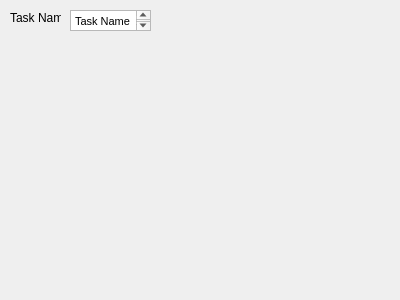
MendozaProject/monkey-manager, file MonkeyManager/task.ui: the form before one commit.
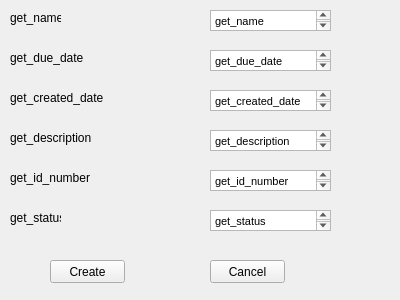
The form after the commit.

The edit to the form file:
```diff
--- a/MonkeyManager/task.ui
+++ b/MonkeyManager/task.ui
@@ -16,9 +16,9 @@
   <widget class="QTextEdit" name="textEdit">
    <property name="geometry">
     <rect>
-     <x>70</x>
+     <x>210</x>
      <y>10</y>
-     <width>81</width>
+     <width>121</width>
      <height>21</height>
     </rect>
    </property>
@@ -27,7 +27,7 @@
 &lt;html&gt;&lt;head&gt;&lt;meta name=&quot;qrichtext&quot; content=&quot;1&quot; /&gt;&lt;style type=&quot;text/css&quot;&gt;
 p, li { white-space: pre-wrap; }
 &lt;/style&gt;&lt;/head&gt;&lt;body style=&quot; font-family:'MS Shell Dlg 2'; font-size:8.25pt; font-weight:400; font-style:normal;&quot;&gt;
-&lt;p style=&quot; margin-top:0px; margin-bottom:0px; margin-left:0px; margin-right:0px; -qt-block-indent:0; text-indent:0px;&quot;&gt;Task Name&lt;/p&gt;&lt;/body&gt;&lt;/html&gt;</string>
+&lt;p style=&quot; margin-top:0px; margin-bottom:0px; margin-left:0px; margin-right:0px; -qt-block-indent:0; text-indent:0px;&quot;&gt;get_name&lt;/p&gt;&lt;/body&gt;&lt;/html&gt;</string>
    </property>
   </widget>
   <widget class="QLabel" name="label">
@@ -40,7 +40,183 @@
     </rect>
    </property>
    <property name="text">
-    <string>Task Name</string>
+    <string>get_name</string>
+   </property>
+  </widget>
+  <widget class="QTextEdit" name="textEdit_2">
+   <property name="geometry">
+    <rect>
+     <x>210</x>
+     <y>50</y>
+     <width>121</width>
+     <height>21</height>
+    </rect>
+   </property>
+   <property name="html">
+    <string>&lt;!DOCTYPE HTML PUBLIC &quot;-//W3C//DTD HTML 4.0//EN&quot; &quot;http://www.w3.org/TR/REC-html40/strict.dtd&quot;&gt;
+&lt;html&gt;&lt;head&gt;&lt;meta name=&quot;qrichtext&quot; content=&quot;1&quot; /&gt;&lt;style type=&quot;text/css&quot;&gt;
+p, li { white-space: pre-wrap; }
+&lt;/style&gt;&lt;/head&gt;&lt;body style=&quot; font-family:'MS Shell Dlg 2'; font-size:8.25pt; font-weight:400; font-style:normal;&quot;&gt;
+&lt;p style=&quot; margin-top:0px; margin-bottom:0px; margin-left:0px; margin-right:0px; -qt-block-indent:0; text-indent:0px;&quot;&gt;get_due_date&lt;/p&gt;&lt;/body&gt;&lt;/html&gt;</string>
+   </property>
+  </widget>
+  <widget class="QTextEdit" name="textEdit_3">
+   <property name="geometry">
+    <rect>
+     <x>210</x>
+     <y>90</y>
+     <width>121</width>
+     <height>21</height>
+    </rect>
+   </property>
+   <property name="html">
+    <string>&lt;!DOCTYPE HTML PUBLIC &quot;-//W3C//DTD HTML 4.0//EN&quot; &quot;http://www.w3.org/TR/REC-html40/strict.dtd&quot;&gt;
+&lt;html&gt;&lt;head&gt;&lt;meta name=&quot;qrichtext&quot; content=&quot;1&quot; /&gt;&lt;style type=&quot;text/css&quot;&gt;
+p, li { white-space: pre-wrap; }
+&lt;/style&gt;&lt;/head&gt;&lt;body style=&quot; font-family:'MS Shell Dlg 2'; font-size:8.25pt; font-weight:400; font-style:normal;&quot;&gt;
+&lt;p style=&quot; margin-top:0px; margin-bottom:0px; margin-left:0px; margin-right:0px; -qt-block-indent:0; text-indent:0px;&quot;&gt;get_created_date&lt;/p&gt;&lt;/body&gt;&lt;/html&gt;</string>
+   </property>
+  </widget>
+  <widget class="QTextEdit" name="textEdit_4">
+   <property name="geometry">
+    <rect>
+     <x>210</x>
+     <y>130</y>
+     <width>121</width>
+     <height>21</height>
+    </rect>
+   </property>
+   <property name="html">
+    <string>&lt;!DOCTYPE HTML PUBLIC &quot;-//W3C//DTD HTML 4.0//EN&quot; &quot;http://www.w3.org/TR/REC-html40/strict.dtd&quot;&gt;
+&lt;html&gt;&lt;head&gt;&lt;meta name=&quot;qrichtext&quot; content=&quot;1&quot; /&gt;&lt;style type=&quot;text/css&quot;&gt;
+p, li { white-space: pre-wrap; }
+&lt;/style&gt;&lt;/head&gt;&lt;body style=&quot; font-family:'MS Shell Dlg 2'; font-size:8.25pt; font-weight:400; font-style:normal;&quot;&gt;
+&lt;p style=&quot; margin-top:0px; margin-bottom:0px; margin-left:0px; margin-right:0px; -qt-block-indent:0; text-indent:0px;&quot;&gt;get_description&lt;/p&gt;&lt;/body&gt;&lt;/html&gt;</string>
+   </property>
+  </widget>
+  <widget class="QTextEdit" name="textEdit_5">
+   <property name="geometry">
+    <rect>
+     <x>210</x>
+     <y>170</y>
+     <width>121</width>
+     <height>21</height>
+    </rect>
+   </property>
+   <property name="html">
+    <string>&lt;!DOCTYPE HTML PUBLIC &quot;-//W3C//DTD HTML 4.0//EN&quot; &quot;http://www.w3.org/TR/REC-html40/strict.dtd&quot;&gt;
+&lt;html&gt;&lt;head&gt;&lt;meta name=&quot;qrichtext&quot; content=&quot;1&quot; /&gt;&lt;style type=&quot;text/css&quot;&gt;
+p, li { white-space: pre-wrap; }
+&lt;/style&gt;&lt;/head&gt;&lt;body style=&quot; font-family:'MS Shell Dlg 2'; font-size:8.25pt; font-weight:400; font-style:normal;&quot;&gt;
+&lt;p style=&quot; margin-top:0px; margin-bottom:0px; margin-left:0px; margin-right:0px; -qt-block-indent:0; text-indent:0px;&quot;&gt;get_id_number&lt;/p&gt;&lt;/body&gt;&lt;/html&gt;</string>
+   </property>
+  </widget>
+  <widget class="QTextEdit" name="textEdit_6">
+   <property name="geometry">
+    <rect>
+     <x>210</x>
+     <y>210</y>
+     <width>121</width>
+     <height>21</height>
+    </rect>
+   </property>
+   <property name="html">
+    <string>&lt;!DOCTYPE HTML PUBLIC &quot;-//W3C//DTD HTML 4.0//EN&quot; &quot;http://www.w3.org/TR/REC-html40/strict.dtd&quot;&gt;
+&lt;html&gt;&lt;head&gt;&lt;meta name=&quot;qrichtext&quot; content=&quot;1&quot; /&gt;&lt;style type=&quot;text/css&quot;&gt;
+p, li { white-space: pre-wrap; }
+&lt;/style&gt;&lt;/head&gt;&lt;body style=&quot; font-family:'MS Shell Dlg 2'; font-size:8.25pt; font-weight:400; font-style:normal;&quot;&gt;
+&lt;p style=&quot; margin-top:0px; margin-bottom:0px; margin-left:0px; margin-right:0px; -qt-block-indent:0; text-indent:0px;&quot;&gt;get_status&lt;/p&gt;&lt;/body&gt;&lt;/html&gt;</string>
+   </property>
+  </widget>
+  <widget class="QLabel" name="label_2">
+   <property name="geometry">
+    <rect>
+     <x>10</x>
+     <y>50</y>
+     <width>101</width>
+     <height>16</height>
+    </rect>
+   </property>
+   <property name="text">
+    <string>get_due_date</string>
+   </property>
+  </widget>
+  <widget class="QLabel" name="label_3">
+   <property name="geometry">
+    <rect>
+     <x>10</x>
+     <y>90</y>
+     <width>101</width>
+     <height>16</height>
+    </rect>
+   </property>
+   <property name="text">
+    <string>get_created_date</string>
+   </property>
+  </widget>
+  <widget class="QLabel" name="label_4">
+   <property name="geometry">
+    <rect>
+     <x>10</x>
+     <y>130</y>
+     <width>91</width>
+     <height>16</height>
+    </rect>
+   </property>
+   <property name="text">
+    <string>get_description</string>
+   </property>
+  </widget>
+  <widget class="QLabel" name="label_5">
+   <property name="geometry">
+    <rect>
+     <x>10</x>
+     <y>170</y>
+     <width>91</width>
+     <height>16</height>
+    </rect>
+   </property>
+   <property name="text">
+    <string>get_id_number</string>
+   </property>
+  </widget>
+  <widget class="QLabel" name="label_6">
+   <property name="geometry">
+    <rect>
+     <x>10</x>
+     <y>210</y>
+     <width>51</width>
+     <height>16</height>
+    </rect>
+   </property>
+   <property name="text">
+    <string>get_status</string>
+   </property>
+  </widget>
+  <widget class="QPushButton" name="pushButton">
+   <property name="geometry">
+    <rect>
+     <x>50</x>
+     <y>260</y>
+     <width>75</width>
+     <height>23</height>
+    </rect>
+   </property>
+   <property name="text">
+    <string>Create</string>
+   </property>
+  </widget>
+  <widget class="QPushButton" name="pushButton_2">
+   <property name="geometry">
+    <rect>
+     <x>210</x>
+     <y>260</y>
+     <width>75</width>
+     <height>23</height>
+    </rect>
+   </property>
+   <property name="text">
+    <string>Cancel</string>
    </property>
   </widget>
  </widget>
```
